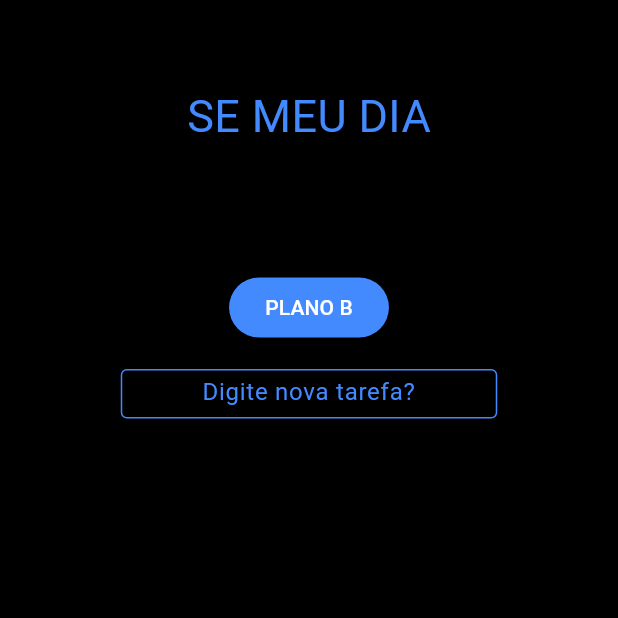
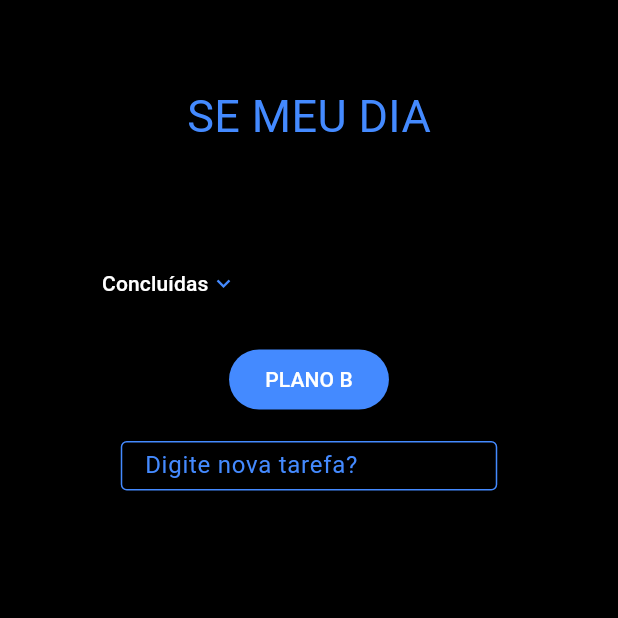
Before and after one commit to victor-nadalini/Routina, a Flutter app: the screen it shows after launch, on a phone screen of 412 x 824 dp, the top half of it. Run offline on Flutter 3.47's test engine with Material 3 defaults, Android fonts, the phone set to English and light mode, and no system bars; our stand-ins replace logger.

Commit message:
input fica limpo ao clicar, função deletar tarefa adicionada e pronta e inicio na função concluida

```diff
--- a/lib/controllers/task_controller.dart
+++ b/lib/controllers/task_controller.dart
@@ -13,6 +13,11 @@ class TaskController {
       tarefas[index].concluida = true;
     }
   }
+  void deleteTask(int index) {
+    if (index >= 0 && index < tarefas.length) {
+      tarefas.removeAt(index);
+    }
+  }
 
   List<Task> listarTarefas() {
     return tarefas;
--- a/lib/models/task.dart
+++ b/lib/models/task.dart
@@ -3,7 +3,9 @@ class Task {
   bool concluida;
 
   Task ({
-    required this.titulo,
+    required
+    this.titulo,
     this.concluida = false,
+
   });
 }
--- a/lib/screens/home_screen.dart
+++ b/lib/screens/home_screen.dart
@@ -1,3 +1,5 @@
+// ignore_for_file: unnecessary_to_list_in_spreads, avoid_unnecessary_containers
+
 import 'package:flutter/material.dart';
 import 'package:logger/logger.dart';
 import 'package:routina/controllers/task_controller.dart';
@@ -10,11 +12,11 @@ class HomeScreen extends StatefulWidget {
   State<HomeScreen> createState() => _HomeScreenState();
 }
 
-// Classe que gerencia o estado da tela
 class _HomeScreenState extends State<HomeScreen> {
-  // Instância do controlador de tarefas que será compartilhada
   final TaskController _taskController = TaskController();
   final logger = Logger();
+  final TextEditingController _controller = TextEditingController();
+  bool clicouNoCampo = false;
 
   @override
   Widget build(BuildContext context) {
@@ -38,12 +40,39 @@ class _HomeScreenState extends State<HomeScreen> {
               ),
               SizedBox(height: 66),
 
-              // Usando spread operator (...) com map para criar um widget para cada tarefa
-              // O map converte cada tarefa em um Container personalizado
-              ..._taskController
-                  .listarTarefas()
-                  .map(
-                    (tarefa) => Container(
+              ListView.builder(
+                shrinkWrap: true,
+                physics: NeverScrollableScrollPhysics(),
+                itemCount: _taskController.tarefas.length,
+                itemBuilder: (context, index) {
+                  logger.d(
+                    "Renderizando: ${_taskController.tarefas[index].titulo}",
+                  );
+                  // Pega a tarefa atual
+                  var tarefa = _taskController.tarefas[index];
+
+                  return Dismissible(
+                    key: Key(tarefa.titulo[index]),
+                    direction: DismissDirection.endToStart,
+                    onDismissed: (direction) {
+                      setState(() {
+                        _taskController.deleteTask(index);
+                        logger.d("deletada tarefa $index");
+                      });
+
+                      ScaffoldMessenger.of(context).showSnackBar(
+                        SnackBar(content: Text("Tarefa removida")),
+                      );
+                    },
+
+                    background: Container(
+                      color: Colors.red,
+                      alignment: Alignment.centerRight,
+                      padding: EdgeInsets.only(right: 20),
+                      child: Icon(Icons.delete, color: Colors.white),
+                    ),
+
+                    child: Container(
                       width: 340,
                       height: 73,
                       margin: EdgeInsets.only(bottom: 11),
@@ -55,22 +84,15 @@ class _HomeScreenState extends State<HomeScreen> {
                       padding: EdgeInsets.all(11),
                       child: Row(
                         children: [
-                          // Botão para marcar a tarefa como concluída
                           IconButton(
                             color: Colors.blueAccent,
                             onPressed: () {
-                              // setState força a UI a atualizar quando o estado muda
                               setState(() {
-                                // Encontra o índice da tarefa atual e marca como concluída
-                                _taskController.concluirTarefa(
-                                  _taskController.tarefas.indexOf(tarefa),
-                                );
+                                _taskController.concluirTarefa(index);
                               });
                             },
                             icon: Icon(Icons.radio_button_unchecked),
-                            selectedIcon: SizedBox(height: 8),
                           ),
-                          // Texto da tarefa que ocupa o espaço restante
                           Expanded(
                             child: Text(
                               tarefa.titulo,
@@ -80,9 +102,27 @@ class _HomeScreenState extends State<HomeScreen> {
                         ],
                       ),
                     ),
-                  ),
+                  );
+                },
+              ),
 
-              SizedBox(height: 16),
+              TextButton(
+                onPressed: () {
+                  logger.d("mostrar concluidas");
+                },
+                child: Row(
+                  children: [
+                    Text("Concluídas", style: TextStyle(color: Colors.white)),
+                    SizedBox(width: 1), // Espaço entre texto e imagem
+                   Icon(
+                    Icons.keyboard_arrow_down,
+                    color: Colors.blueAccent,
+                   ),
+                  ],
+                ),
+              ),
+
+              const SizedBox(height: 16),
 
               ElevatedButton(
                 onPressed: () {
@@ -102,16 +142,23 @@ class _HomeScreenState extends State<HomeScreen> {
                   height: 33,
                   width: 251,
                   child: TextField(
-                    textAlign: TextAlign.center,
+                    textAlign: TextAlign.start,
+                    controller: _controller,
+                    onTap: () {
+                      setState(() {
+                        logger.d("input limbo digite");
+                        clicouNoCampo = true;
+                      });
+                    },
                     decoration: InputDecoration(
                       border: OutlineInputBorder(),
                       enabledBorder: OutlineInputBorder(
                         borderSide: BorderSide(color: Colors.blueAccent),
                       ),
-                      hintText: "Digite nova tarefa?",
+                      contentPadding: EdgeInsets.only(left: 12),
+                      hintText: clicouNoCampo ? '' : "Digite nova tarefa?",
                       hintStyle: TextStyle(color: Colors.blueAccent),
                       fillColor: Colors.black,
-                      contentPadding: EdgeInsets.symmetric(vertical: 6),
                       focusedBorder: OutlineInputBorder(
                         borderSide: BorderSide(color: Colors.blueAccent),
                       ),
@@ -123,10 +170,11 @@ class _HomeScreenState extends State<HomeScreen> {
                       setState(() {
                         // Adiciona a tarefa ao controlador
                         _taskController.adicionarTarefa(inputNovaTarefa);
+                        _controller.clear();
+                        clicouNoCampo = false;
                       });
                       logger.d(
                         "tarefa adicionada com sucesso $inputNovaTarefa",
-
                       );
                     },
                   ),
--- a/pubspec.yaml
+++ b/pubspec.yaml
@@ -64,6 +64,9 @@ flutter:
   # assets:
   #   - images/a_dot_burr.jpeg
   #   - images/a_dot_ham.jpeg
+  assets:
+      - lib/assets/chevron-down.png
+
 
   # An image asset can refer to one or more resolution-specific "variants", see
   # https://flutter.dev/to/resolution-aware-images
```
